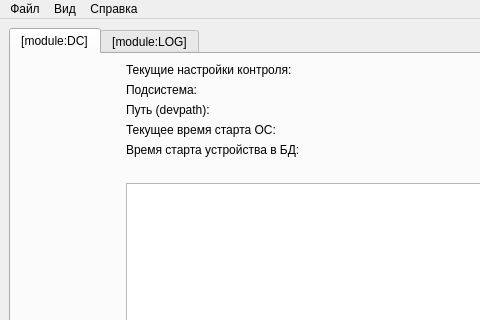
RevoltStar/FIC, file fic-gui/src/mainwindow.ui: the form before one commit; both pictures show x 0 to 480 and y 0 to 320 of the 1287 by 892 pixel window.
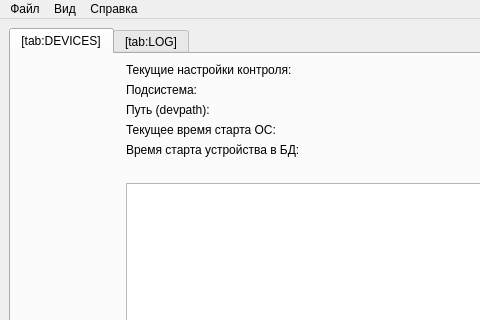
The form after the commit. Icons and pictures are not drawn.

Commit message: Обновляем локализацию вкладок GUI: изменяем ключи для устройств и логов, добавляем новые ключи для вкладок. Обновлены соответствующие языковые файлы.

```diff
--- a/fic-gui/src/mainwindow.ui
+++ b/fic-gui/src/mainwindow.ui
@@ -26,7 +26,7 @@
       </property>
       <widget class="QWidget" name="tab_module_DC">
        <attribute name="title">
-        <string>[module:DC]</string>
+        <string>[tab:DEVICES]</string>
        </attribute>
        <layout class="QGridLayout" name="gridLayout_3">
         <item row="0" column="1">
@@ -183,7 +183,7 @@
       </widget>
       <widget class="QWidget" name="tab_module_LOG">
        <attribute name="title">
-        <string>[module:LOG]</string>
+        <string>[tab:LOG]</string>
        </attribute>
        <layout class="QVBoxLayout" name="verticalLayout_logs">
         <item>
```
The commit also changes 4 other files.
